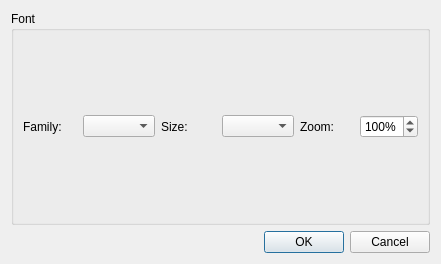
Above: src/plugins/syntaxeditor/configdialog.ui from Gerasina1981/liteide.liteide before the change. Below: the same form after it.
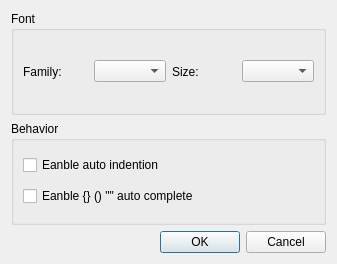
That is the form after the change.

Commit message: auto indent and block setup

The edit to the form file:
```diff
--- a/src/plugins/syntaxeditor/configdialog.ui
+++ b/src/plugins/syntaxeditor/configdialog.ui
@@ -6,14 +6,14 @@
    <rect>
     <x>0</x>
     <y>0</y>
-    <width>441</width>
+    <width>337</width>
     <height>264</height>
    </rect>
   </property>
   <property name="windowTitle">
    <string>SyntaxEditor Config</string>
   </property>
-  <layout class="QVBoxLayout" name="verticalLayout">
+  <layout class="QVBoxLayout" name="verticalLayout_2">
    <item>
     <widget class="QGroupBox" name="groupBox">
      <property name="title">
@@ -40,32 +40,26 @@
       <item>
        <widget class="QComboBox" name="sizeComboBox"/>
       </item>
+     </layout>
+    </widget>
+   </item>
+   <item>
+    <widget class="QGroupBox" name="groupBox_2">
+     <property name="title">
+      <string>Behavior</string>
+     </property>
+     <layout class="QVBoxLayout" name="verticalLayout">
       <item>
-       <widget class="QLabel" name="label_3">
+       <widget class="QCheckBox" name="autoIndentCheckBox">
         <property name="text">
-         <string>Zoom:</string>
+         <string>Eanble auto indention</string>
         </property>
        </widget>
       </item>
       <item>
-       <widget class="QSpinBox" name="zoomSpinBox">
-        <property name="suffix">
-         <string>%</string>
-        </property>
-        <property name="prefix">
-         <string/>
-        </property>
-        <property name="minimum">
-         <number>10</number>
-        </property>
-        <property name="maximum">
-         <number>300</number>
-        </property>
-        <property name="singleStep">
-         <number>10</number>
-        </property>
-        <property name="value">
-         <number>100</number>
+       <widget class="QCheckBox" name="autoBlockCheckBox">
+        <property name="text">
+         <string>Eanble {} () &quot;&quot; auto complete</string>
         </property>
        </widget>
       </item>
```
The commit also changes 5 other files.
